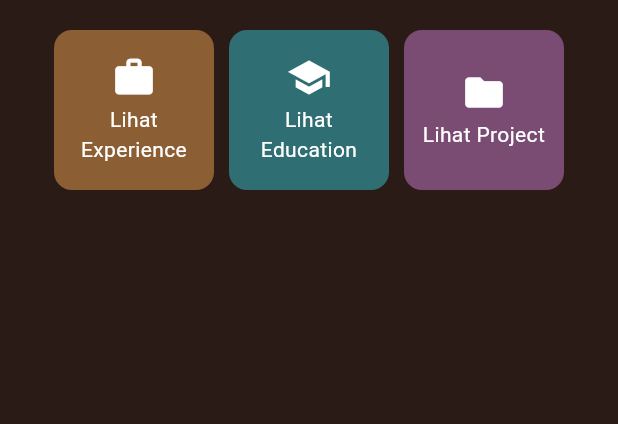
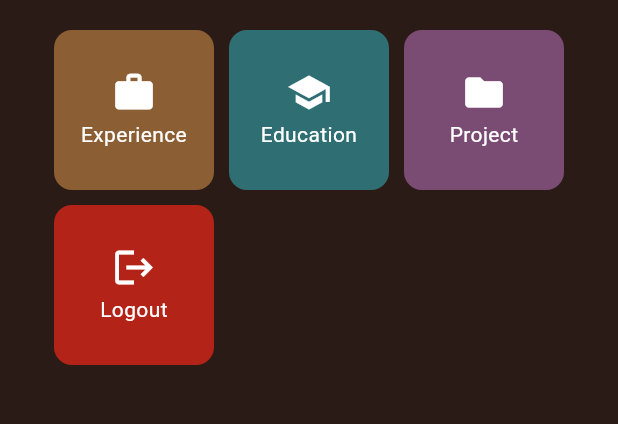
Before and after one commit to JohannesNichola/myportofolio_mobile, a Flutter app: the screen it shows after launch, on a phone screen of 412 x 824 dp, the part 363-787 px from its top. Run offline on Flutter 3.47's test engine with Material 3 defaults, Android fonts, the phone set to English and light mode, and no system bars.

Commit message:
style(menu): simplify action buttons to Experience, Education, Project, and Logout

```diff
--- a/lib/menu.dart
+++ b/lib/menu.dart
@@ -10,9 +10,10 @@ class MyHomePage extends StatelessWidget {
   final String kelas = "PBP C";
 
   final List<ItemHomepage> items = [
-    ItemHomepage("Lihat Experience", Icons.work, AppColors.experience),
-    ItemHomepage("Lihat Education", Icons.school, AppColors.education),
-    ItemHomepage("Lihat Project", Icons.folder, AppColors.project),
+    ItemHomepage("Experience", Icons.work, AppColors.experience),
+    ItemHomepage("Education", Icons.school, AppColors.education),
+    ItemHomepage("Project", Icons.folder, AppColors.project),
+    ItemHomepage("Logout", Icons.logout, AppColors.logout),
   ];
 
   @override
@@ -52,15 +53,15 @@ class MyHomePage extends StatelessWidget {
                 ),
               ),
             ),
-            GridView.count(
-              primary: true,
+            Expanded(
+              child: GridView.count(
                 padding: const EdgeInsets.all(20),
                 crossAxisSpacing: 10,
                 mainAxisSpacing: 10,
                 crossAxisCount: 3,
-              shrinkWrap: true,
                 children:
                     items.map((ItemHomepage item) => ItemCard(item)).toList(),
+              ),
             ),
           ],
         ),
--- a/lib/palette.dart
+++ b/lib/palette.dart
@@ -16,6 +16,5 @@ class AppColors {
   static const Color experience = Color(0xFF8B5E34);
   static const Color education = Color(0xFF2F6F73);
   static const Color project = Color(0xFF7A4B73);
-  static const Color add = Color(0xFF2E7D4F);
   static const Color logout = danger;
 }
```
Lines whose indentation alone changed are shown as unchanged.
